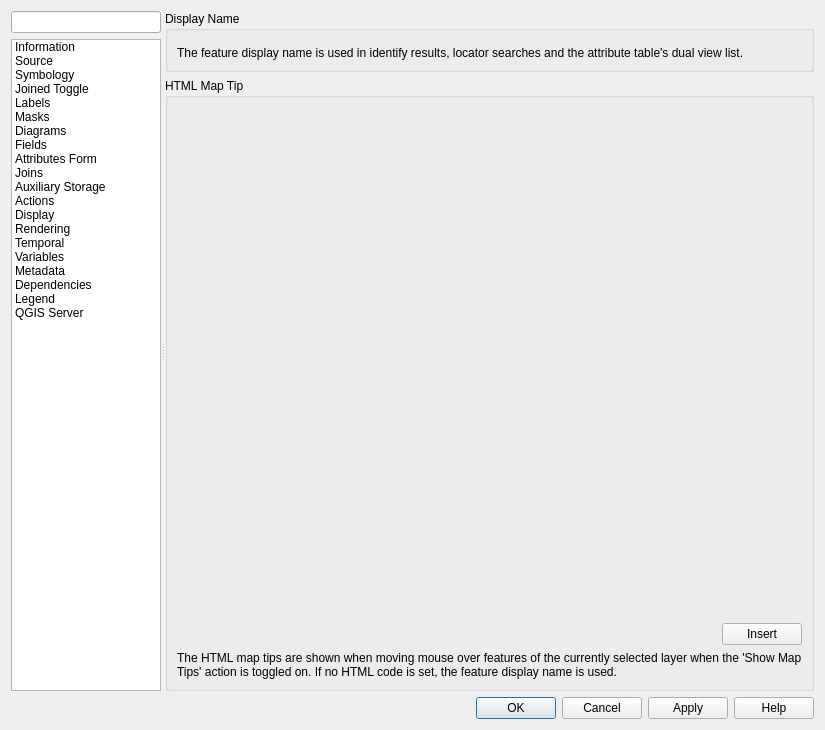
First picture: the form in src/ui/qgsvectorlayerpropertiesbase.ui, repository andreassteffens/QGIS, before the edit.
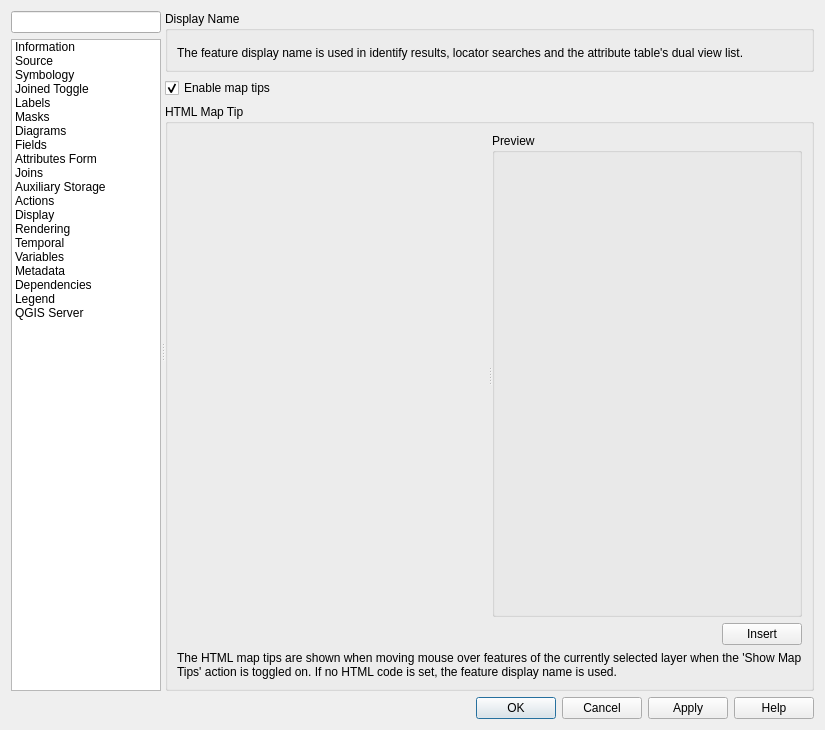
Second picture: the form after the edit. The open tabs and pages were chosen to show the change. Icons and pictures are not drawn. Custom widgets are drawn as their Qt base class.

Patch:
```diff
--- a/src/ui/qgsvectorlayerpropertiesbase.ui
+++ b/src/ui/qgsvectorlayerpropertiesbase.ui
@@ -1487,7 +1487,20 @@
                </widget>
               </item>
               <item row="1" column="0">
-               <widget class="QGroupBox" name="groupBox_2">
+               <widget class="QCheckBox" name="mEnableMapTips">
+                <property name="toolTip">
+                 <string>Indicates whether map tips are displayed for this layer or not</string>
+                </property>
+                <property name="text">
+                 <string>Enable map tips</string>
+                </property>
+                <property name="checked">
+                 <bool>true</bool>
+                </property>
+               </widget>
+              </item>
+              <item row="2" column="0">
+               <widget class="QGroupBox" name="mHtmlMapTipGroupBox">
                 <property name="sizePolicy">
                  <sizepolicy hsizetype="Preferred" vsizetype="MinimumExpanding">
                   <horstretch>0</horstretch>
@@ -1498,7 +1511,45 @@
                  <string>HTML Map Tip</string>
                 </property>
                 <layout class="QGridLayout" name="gridLayout_8">
-                 <item row="1" column="2">
+                 <item row="0" column="0" colspan="2">
+                  <widget class="QSplitter" name="mMapTipSplitter">
+                   <property name="sizePolicy">
+                    <sizepolicy hsizetype="Expanding" vsizetype="Expanding">
+                     <horstretch>0</horstretch>
+                     <verstretch>0</verstretch>
+                    </sizepolicy>
+                   </property>
+                   <property name="orientation">
+                    <enum>Qt::Horizontal</enum>
+                   </property>
+                   <widget class="QgsCodeEditorHTML" name="mMapTipWidget" native="true">
+                    <property name="sizePolicy">
+                     <sizepolicy hsizetype="Preferred" vsizetype="MinimumExpanding">
+                      <horstretch>0</horstretch>
+                      <verstretch>0</verstretch>
+                     </sizepolicy>
+                    </property>
+                    <property name="minimumSize">
+                     <size>
+                      <width>100</width>
+                      <height>100</height>
+                     </size>
+                    </property>
+                   </widget>
+                   <widget class="QGroupBox" name="mMapTipPreviewContainer">
+                    <property name="minimumSize">
+                     <size>
+                      <width>100</width>
+                      <height>100</height>
+                     </size>
+                    </property>
+                    <property name="title">
+                     <string>Preview</string>
+                    </property>
+                   </widget>
+                  </widget>
+                 </item>
+                 <item row="1" column="1">
                   <widget class="QPushButton" name="mInsertExpressionButton">
                    <property name="sizePolicy">
                     <sizepolicy hsizetype="Fixed" vsizetype="Fixed">
@@ -1514,33 +1565,7 @@
                    </property>
                   </widget>
                  </item>
-                 <item row="0" column="0" colspan="3">
-                  <widget class="QgsCodeEditorHTML" name="mMapTipWidget" native="true">
-                   <property name="sizePolicy">
-                    <sizepolicy hsizetype="Preferred" vsizetype="MinimumExpanding">
-                     <horstretch>0</horstretch>
-                     <verstretch>0</verstretch>
-                    </sizepolicy>
-                   </property>
-                   <property name="minimumSize">
-                    <size>
-                     <width>0</width>
-                     <height>100</height>
-                    </size>
-                   </property>
-                  </widget>
-                 </item>
-                 <item row="1" column="0" colspan="2">
-                  <widget class="QgsFieldExpressionWidget" name="mMapTipExpressionFieldWidget">
-                   <property name="focusPolicy">
-                    <enum>Qt::StrongFocus</enum>
-                   </property>
-                   <property name="toolTip">
-                    <string>The valid attribute names for this layer</string>
-                   </property>
-                  </widget>
-                 </item>
-                 <item row="3" column="0" colspan="3">
+                 <item row="2" column="0" colspan="2">
                   <widget class="QLabel" name="labelMapTipInfo">
                    <property name="text">
                     <string>The HTML map tips are shown when moving mouse over features of the currently selected layer when the 'Show Map Tips' action is toggled on. If no HTML code is set, the feature display name is used.</string>
```
Left out of the diff: 26 changed lines with no effect on the pictures.
